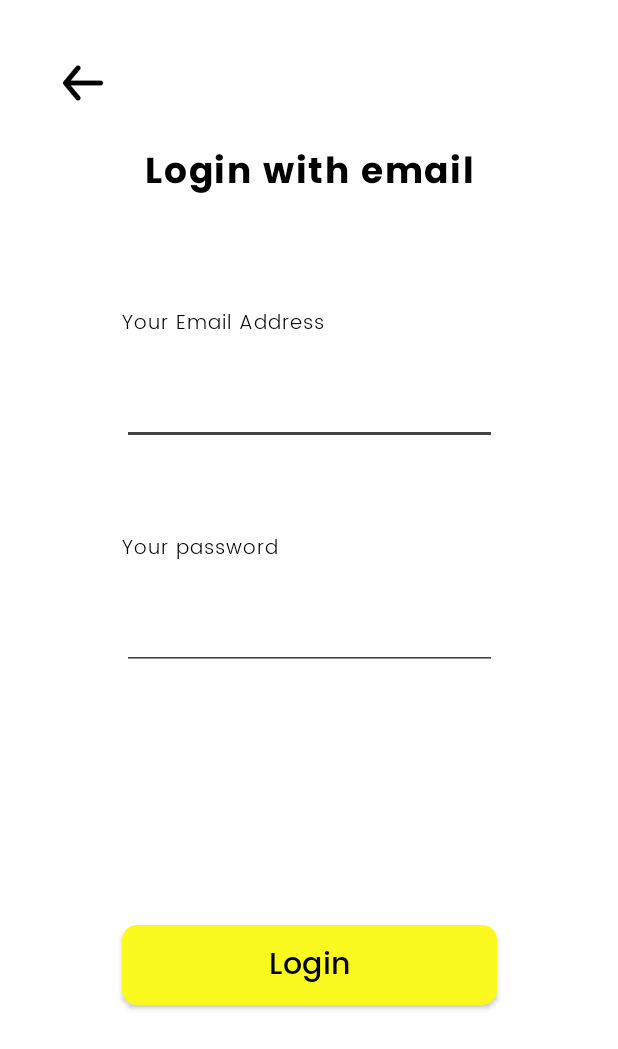
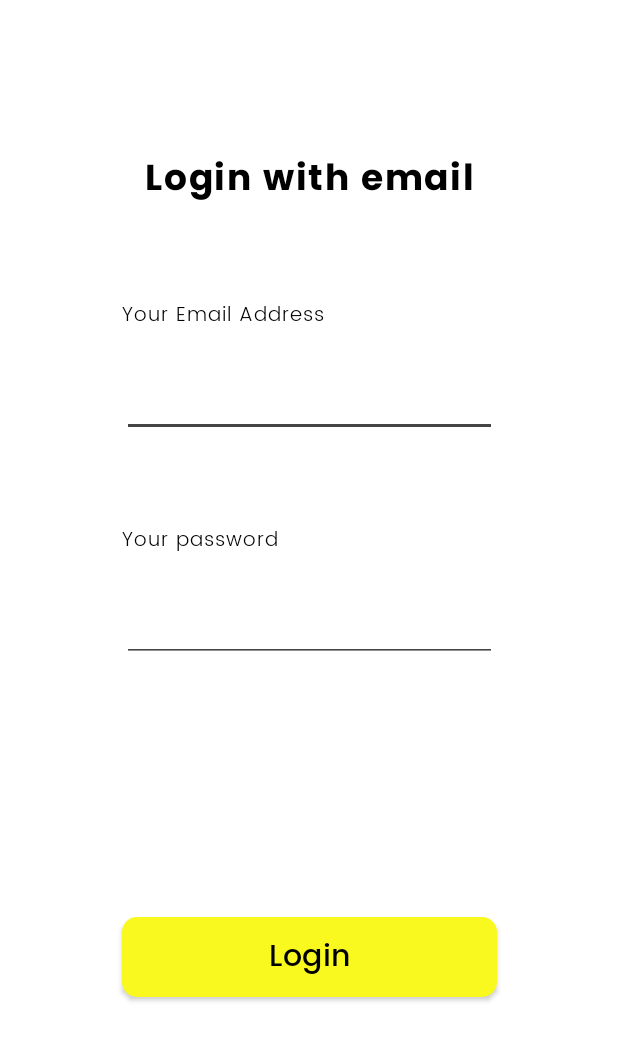
Before and after one commit to pasl92/BigEye, an Android app: the LoginActivity screen opened directly, with no data from a screen before it, on a phone screen of 412 x 824 dp. Shown: the top 1049 px of the screen. Run offline under Robolectric (Android 15) with nearby library versions, the phone set to English and light mode, and no system bars.

Commit message:
delete back button

```diff
--- a/app/build.gradle
+++ b/app/build.gradle
@@ -41,6 +41,9 @@ dependencies {
     implementation 'androidx.appcompat:appcompat:1.4.0'
     implementation 'com.google.android.material:material:1.4.0'
     implementation 'androidx.constraintlayout:constraintlayout:2.1.2'
+    implementation 'androidx.navigation:navigation-fragment-ktx:2.3.5'
+    implementation 'androidx.navigation:navigation-ui-ktx:2.3.5'
+    implementation 'androidx.legacy:legacy-support-v4:1.0.0'
     testImplementation 'junit:junit:4.+'
     androidTestImplementation 'androidx.test.ext:junit:1.1.3'
     androidTestImplementation 'androidx.test.espresso:espresso-core:3.4.0'
--- a/app/src/main/java/com/example/bigeye/LoginActivity.kt
+++ b/app/src/main/java/com/example/bigeye/LoginActivity.kt
@@ -13,10 +13,5 @@ class LoginActivity : AppCompatActivity() {
         super.onCreate(savedInstanceState)
         binding = ActivityLoginBinding.inflate(layoutInflater)
         setContentView(binding.root)
-
-            binding.backButton.setOnClickListener{
-                var backActivity: Intent = Intent(applicationContext, MainActivity::class.java)
-                startActivity(backActivity)
-            }
     }
 }
--- a/app/src/main/res/layout/activity_login.xml
+++ b/app/src/main/res/layout/activity_login.xml
@@ -8,28 +8,18 @@
     android:screenOrientation="portrait"
     tools:context=".LoginActivity">
 
-    <ImageView
-        android:id="@+id/backButton"
-        android:layout_width="40dp"
-        android:layout_height="40dp"
-        android:layout_marginStart="35dp"
-        android:layout_marginTop="35dp"
-        app:layout_constraintStart_toStartOf="parent"
-        app:layout_constraintTop_toTopOf="parent"
-        app:srcCompat="@drawable/back" />
-
     <TextView
         android:id="@+id/textView"
         android:layout_width="wrap_content"
         android:layout_height="wrap_content"
-        android:layout_marginTop="20dp"
+        android:layout_marginTop="100dp"
         android:text="@string/login_with_email"
         android:textAlignment="center"
         android:textAppearance="@style/login_with_email"
         android:textSize="24sp"
         app:layout_constraintEnd_toEndOf="parent"
         app:layout_constraintStart_toStartOf="parent"
-        app:layout_constraintTop_toBottomOf="@+id/backButton" />
+        app:layout_constraintTop_toTopOf="parent" />
 
     <TextView
         android:id="@+id/textView3"
@@ -46,10 +36,11 @@
         android:id="@+id/editTextTextEmailAddress"
         android:layout_width="250dp"
         android:layout_height="60dp"
-        android:layout_marginTop="100dp"
+        android:layout_marginTop="90dp"
         android:backgroundTint="@color/grey_app"
         android:ems="10"
         android:inputType="textEmailAddress"
+        android:textColor="@color/grey_app"
         app:layout_constraintEnd_toEndOf="parent"
         app:layout_constraintStart_toStartOf="parent"
         app:layout_constraintTop_toBottomOf="@+id/textView" />
@@ -70,6 +61,7 @@
         android:layout_height="60dp"
         android:layout_marginTop="90dp"
         android:backgroundTint="@color/grey_app"
+        android:textColor="@color/grey_app"
         android:ems="10"
         android:inputType="textPassword"
         app:layout_constraintEnd_toEndOf="parent"
--- a/app/src/main/res/values/strings.xml
+++ b/app/src/main/res/values/strings.xml
@@ -9,5 +9,7 @@
     <string name="login_with_email">Login with email</string>
     <string name="your_email_address">Your Email Address</string>
     <string name="your_password">Your password</string>
+<!-- TODO: Remove or change this placeholder text -->
+    <string name="hello_blank_fragment">Hello blank fragment</string>
 
 </resources>
```
